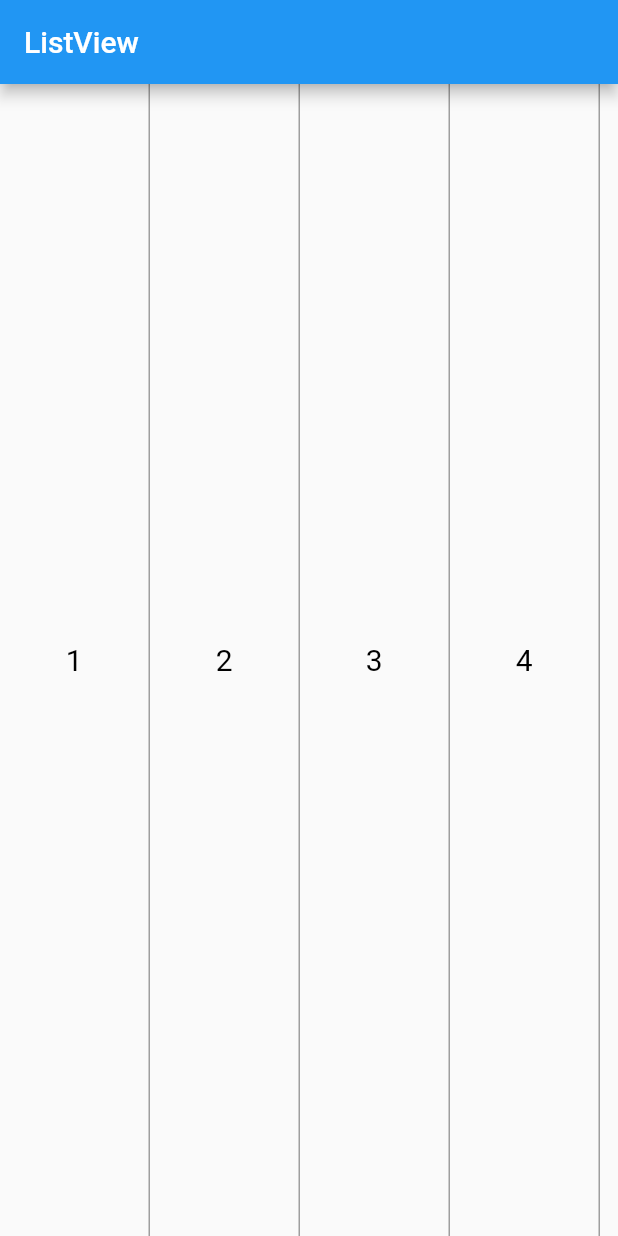
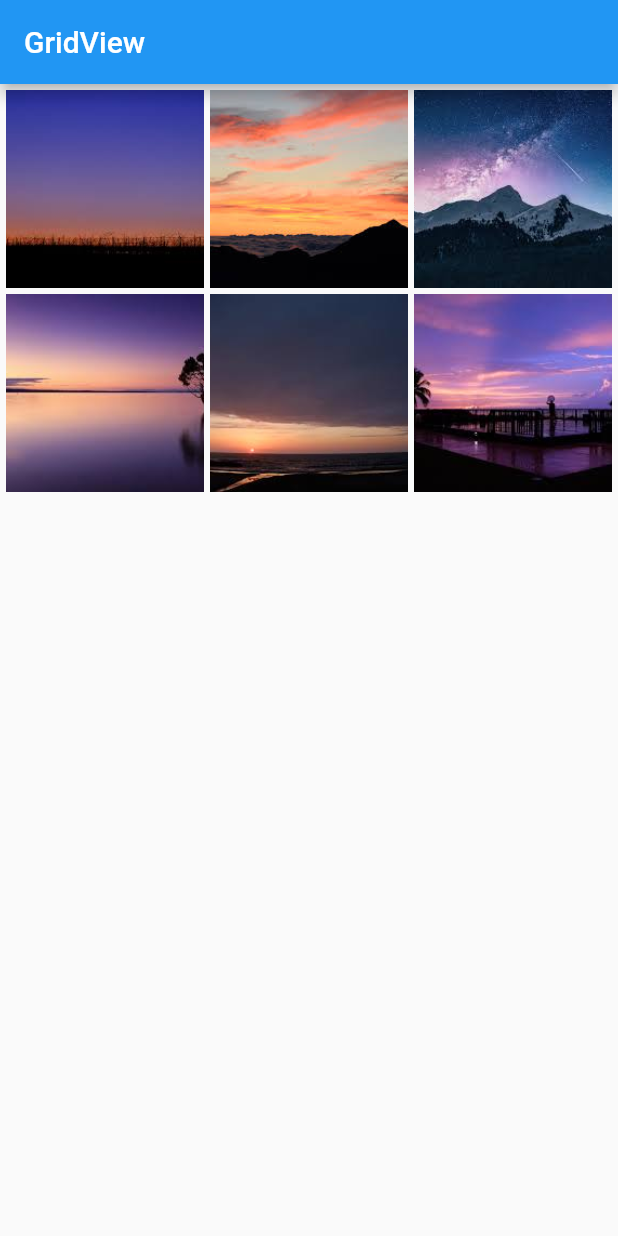
Before and after one commit to kazuma-fujita/flutter_doc_jp_layout_tutorial, a Flutter app: the screen it shows after launch, on a phone screen of 412 x 824 dp. Run offline on Flutter 3.47's test engine with Material 2 defaults, Android fonts, the phone set to English and light mode, and no system bars.

Commit message:
Add GridView

```diff
--- /dev/null
+++ b/lib/grid_view.dart
@@ -0,0 +1,43 @@
+import 'package:flutter/material.dart';
+
+class GridViewWidget extends StatelessWidget {
+  @override
+  Widget build(BuildContext context) {
+    var list = [
+      _photoItem('images1'),
+      _photoItem('images2'),
+      _photoItem('images3'),
+      _photoItem('images4'),
+      _photoItem('images5'),
+      _photoItem('images6'),
+    ];
+    return MaterialApp(
+      home: Scaffold(
+        appBar: AppBar(
+          title: const Text('GridView'),
+        ),
+        body: GridView.extent(
+          maxCrossAxisExtent: 150,
+          padding: const EdgeInsets.all(4),
+          mainAxisSpacing: 4,
+          crossAxisSpacing: 4,
+          children: list,
+        ),
+        // body: GridView.count(
+        //   crossAxisCount: 2,
+        //   children: list,
+        // ),
+      ),
+    );
+  }
+
+  Widget _photoItem(String image) {
+    final assetsImage = 'assets/images/$image.jpg';
+    return Container(
+      child: Image.asset(
+        assetsImage,
+        fit: BoxFit.cover,
+      ),
+    );
+  }
+}
--- a/lib/main.dart
+++ b/lib/main.dart
@@ -1,10 +1,11 @@
 import 'package:flutter/material.dart';
 import 'package:flutter/rendering.dart';
-import 'package:flutter_doc_jp_layout_tutorial/list_view_builder_scroll_horizontal.dart';
+
+import 'grid_view.dart';
 
 void main() {
   debugPaintSizeEnabled = true;
-  runApp(ListViewBuilderScrollHorizontal());
+  runApp(GridViewWidget());
 }
 
 class MyApp extends StatelessWidget {
```
Also changed, not shown: pubspec.yaml (+7 -3 lines), assets/images/images1.jpg (added), assets/images/images2.jpg (added), assets/images/images3.jpg (added), assets/images/images4.jpg (added), assets/images/images5.jpg (added), assets/images/images6.jpg (added).
